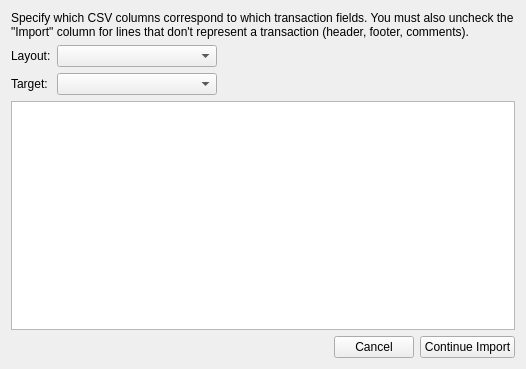
Old version of the form qt/ui/csv_options.ui in the repository Mouchnino/moneyguru.
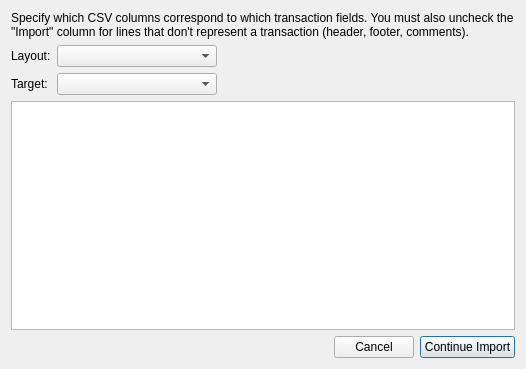
New version of the form.

Commit message:
qt: Added the "Import" column to csvopt and connected the Continue Import button.
extra : convert_revision : svn%3A7afd0f2a-1d33-46b8-9979-f8add37626ee/trunk%40255

The edit to the form file:
```diff
--- a/qt/ui/csv_options.ui
+++ b/qt/ui/csv_options.ui
@@ -117,6 +117,9 @@
        <property name="text">
         <string>Continue Import</string>
        </property>
+       <property name="default">
+        <bool>true</bool>
+       </property>
       </widget>
      </item>
     </layout>
```
Left out of the diff: 3 changed lines with no effect on the pictures. The commit also changes 2 other files.
